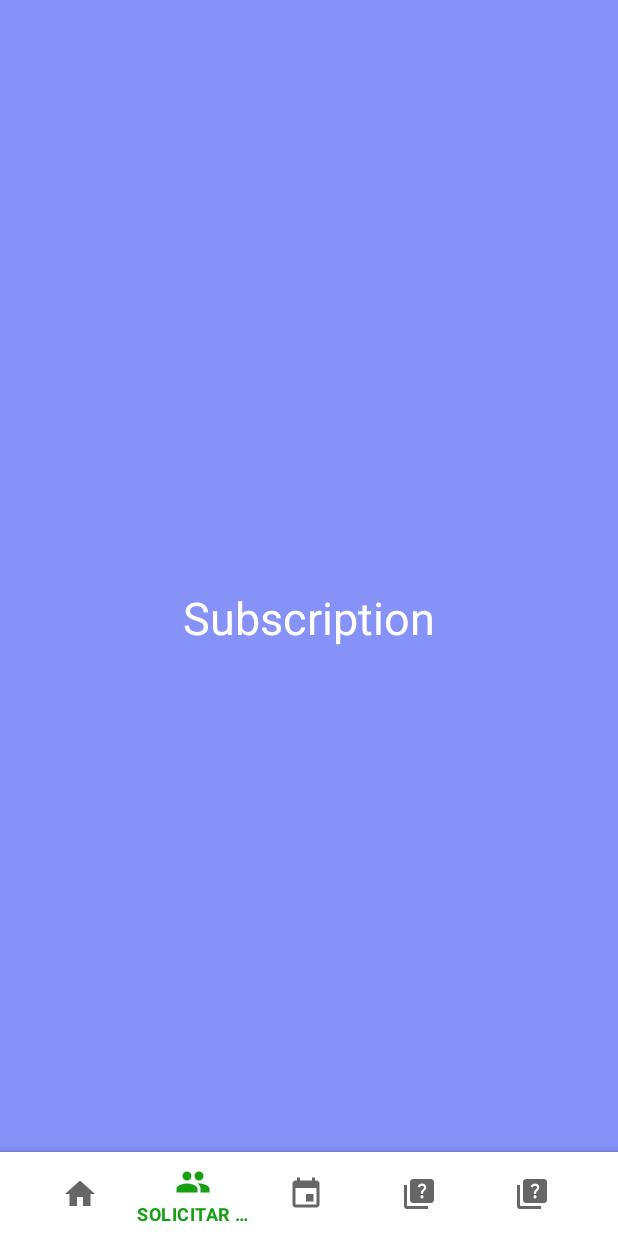
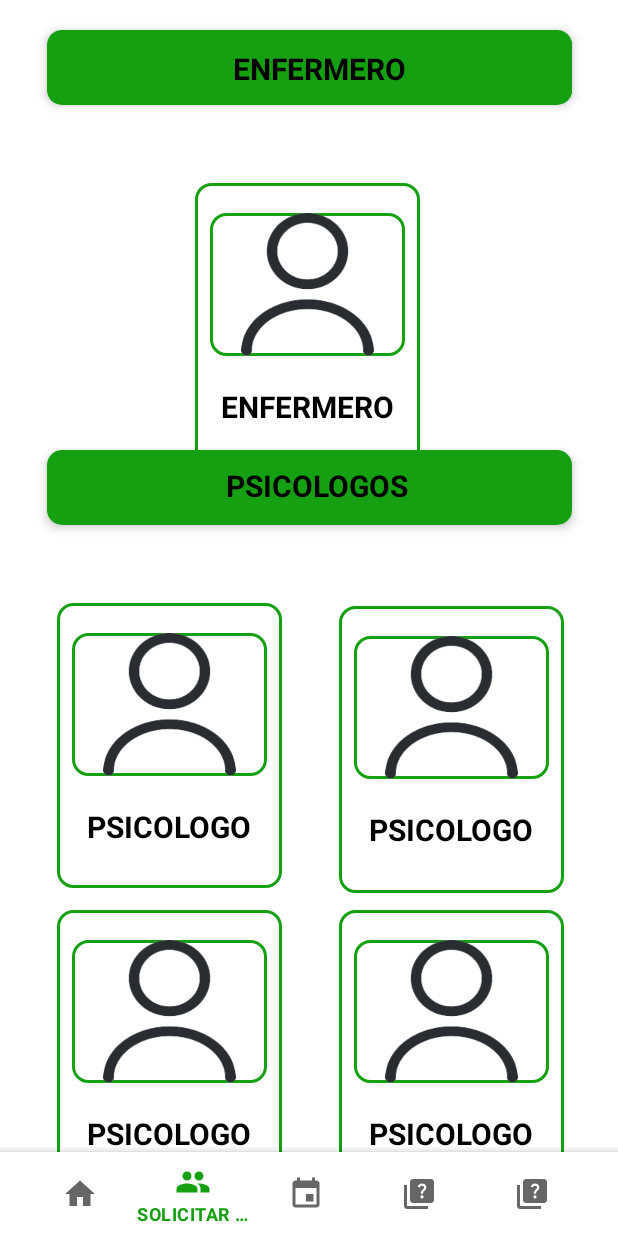
Before and after one commit to Miguel300l/Cap-Androidd, an Android app: the screen it shows after launch (MainActivity), item 2 of the bottom bar chosen, on a phone screen of 412 x 824 dp. Run offline under Robolectric (Android 15) with nearby library versions, the light colour scheme and no system bars.

Commit message:
psicologos y enfermeros

```diff
--- a/app/build.gradle
+++ b/app/build.gradle
@@ -34,7 +34,7 @@ android {
 dependencies {
 
     implementation 'androidx.appcompat:appcompat:1.6.1'
-    implementation 'com.google.android.material:material:1.8.0'
+    implementation 'com.google.android.material:material:1.9.0'
     implementation 'androidx.recyclerview:recyclerview-selection:1.1.0'
     implementation 'androidx.cardview:cardview:1.0.0'
     implementation 'androidx.constraintlayout:constraintlayout:2.1.4'
--- a/app/src/main/java/com/example/bottomnavigationdemo/SubscriptionFragment.java
+++ b/app/src/main/java/com/example/bottomnavigationdemo/SubscriptionFragment.java
@@ -14,6 +14,6 @@ public class SubscriptionFragment extends Fragment {
     public View onCreateView(LayoutInflater inflater, ViewGroup container,
                              Bundle savedInstanceState) {
         // Inflate the layout for this fragment
-        return inflater.inflate(R.layout.fragment_subscription, container, false);
+        return inflater.inflate(R.layout.fragment_psicologosyenfermeros, container, false);
     }
 }
--- /dev/null
+++ b/app/src/main/res/layout/fragment_psicologosyenfermeros.xml
@@ -0,0 +1,280 @@
+<?xml version="1.0" encoding="utf-8"?>
+<androidx.constraintlayout.widget.ConstraintLayout xmlns:android="http://schemas.android.com/apk/res/android"
+    xmlns:tools="http://schemas.android.com/tools"
+    xmlns:app="http://schemas.android.com/apk/res-auto"
+    android:layout_width="match_parent"
+    android:layout_height="match_parent"
+    android:background="@color/white"
+    tools:context=".HomeFragment">
+
+    <androidx.cardview.widget.CardView
+        android:id="@+id/card1"
+        android:layout_width="350dp"
+        android:layout_height="wrap_content"
+        android:layout_marginTop="20dp"
+        android:animateLayoutChanges="true"
+        android:orientation="vertical"
+        app:cardCornerRadius="10dp"
+        app:cardElevation="4dp"
+        app:layout_constraintLeft_toLeftOf="parent"
+        app:layout_constraintRight_toRightOf="parent"
+        app:layout_constraintTop_toTopOf="parent">
+
+        <RelativeLayout
+            android:layout_width="353dp"
+            android:layout_height="50dp"
+            android:background="@color/verde_claro"
+            android:padding="2dp">
+
+            <TextView
+                android:id="@+id/titleTv2"
+                android:layout_width="wrap_content"
+                android:layout_height="wrap_content"
+                android:layout_alignParentRight="true"
+                android:layout_marginTop="8dp"
+                android:layout_marginRight="110dp"
+                android:text="PSICOLOGOS"
+                android:textColor="@color/black"
+                android:textSize="20sp"
+                android:textStyle="bold" />
+
+            <RelativeLayout
+                android:layout_width="match_parent"
+                android:layout_height="50dp"
+                android:background="@color/verde_claro"
+                android:padding="2dp">
+
+                <TextView
+                    android:id="@+id/titleTv3"
+                    android:layout_width="wrap_content"
+                    android:layout_height="wrap_content"
+                    android:layout_alignParentRight="true"
+                    android:layout_marginTop="8dp"
+                    android:layout_marginRight="110dp"
+                    android:text="ENFERMERO"
+                    android:textColor="@color/black"
+                    android:textSize="20sp"
+                    android:textStyle="bold" />
+
+            </RelativeLayout>
+
+        </RelativeLayout>
+    </androidx.cardview.widget.CardView>
+
+
+
+    <LinearLayout
+        android:id="@+id/linearLayout1"
+        android:layout_width="150dp"
+        android:layout_height="190dp"
+        android:background="@drawable/border"
+        android:gravity="center_horizontal"
+        android:orientation="vertical"
+        app:layout_constraintBottom_toBottomOf="parent"
+        app:layout_constraintEnd_toEndOf="parent"
+        app:layout_constraintHorizontal_bias="0.497"
+        app:layout_constraintStart_toStartOf="parent"
+        app:layout_constraintTop_toTopOf="parent"
+        app:layout_constraintVertical_bias="0.192">
+
+        <ImageView
+            android:id="@+id/imgPsicologo1"
+            android:layout_width="130dp"
+            android:layout_height="95dp"
+            android:layout_gravity="center"
+            android:layout_margin="20dp"
+            android:background="@drawable/border"
+            android:src="@drawable/psicologo" />
+
+        <TextView
+            android:id="@+id/Nombre1"
+            android:layout_width="wrap_content"
+            android:layout_height="wrap_content"
+            android:layout_gravity="center"
+            android:text="ENFERMERO"
+            android:textColor="@color/black"
+            android:textSize="20sp"
+            android:textStyle="bold" />
+    </LinearLayout>
+
+
+    <androidx.cardview.widget.CardView
+        android:id="@+id/card2"
+        android:layout_width="350dp"
+        android:layout_height="wrap_content"
+        android:layout_marginTop="300dp"
+        android:animateLayoutChanges="true"
+        android:orientation="vertical"
+        app:cardCornerRadius="10dp"
+        app:cardElevation="4dp"
+        app:layout_constraintLeft_toLeftOf="parent"
+        app:layout_constraintRight_toRightOf="parent"
+        app:layout_constraintTop_toTopOf="parent">
+
+        <RelativeLayout
+            android:layout_width="353dp"
+            android:layout_height="50dp"
+            android:background="@color/verde_claro"
+            android:padding="2dp">
+
+            <TextView
+                android:id="@+id/titleTv"
+                android:layout_width="wrap_content"
+                android:layout_height="wrap_content"
+                android:layout_alignParentRight="true"
+                android:layout_marginTop="8dp"
+                android:layout_marginRight="110dp"
+                android:text="PSICOLOGOS"
+                android:textColor="@color/black"
+                android:textSize="20sp"
+                android:textStyle="bold"
+                tools:ignore="DuplicateIds" />
+
+        </RelativeLayout>
+    </androidx.cardview.widget.CardView>
+
+    <LinearLayout
+        android:id="@+id/linearLayout5"
+        android:layout_width="150dp"
+        android:layout_height="190dp"
+        android:layout_marginTop="350dp"
+        android:layout_marginEnd="185dp"
+        android:background="@drawable/border"
+        android:gravity="center_horizontal"
+        android:orientation="vertical"
+        app:layout_constraintBottom_toBottomOf="parent"
+        app:layout_constraintEnd_toEndOf="parent"
+        app:layout_constraintHorizontal_bias="0.493"
+        app:layout_constraintStart_toStartOf="parent"
+        app:layout_constraintTop_toTopOf="parent"
+        app:layout_constraintVertical_bias="0.183">
+
+        <ImageView
+            android:id="@+id/imgPsicologo5"
+            android:layout_width="130dp"
+            android:layout_height="95dp"
+            android:layout_gravity="center"
+            android:layout_margin="20dp"
+            android:background="@drawable/border"
+            android:src="@drawable/psicologo" />
+
+        <TextView
+            android:id="@+id/Nombre5"
+            android:layout_width="wrap_content"
+            android:layout_height="wrap_content"
+            android:layout_gravity="center"
+            android:text="PSICOLOGO"
+            android:textColor="@color/black"
+            android:textSize="20sp"
+            android:textStyle="bold" />
+    </LinearLayout>
+
+    <LinearLayout
+        android:id="@+id/linearLayout6"
+        android:layout_width="150dp"
+        android:layout_height="191dp"
+        android:layout_marginStart="190dp"
+        android:layout_marginTop="350dp"
+        android:background="@drawable/border"
+        android:gravity="center_horizontal"
+        android:orientation="vertical"
+        app:layout_constraintBottom_toBottomOf="parent"
+        app:layout_constraintEnd_toEndOf="parent"
+        app:layout_constraintHorizontal_bias="0.497"
+        app:layout_constraintStart_toStartOf="parent"
+        app:layout_constraintTop_toTopOf="parent"
+        app:layout_constraintVertical_bias="0.192">
+
+        <ImageView
+            android:id="@+id/imgPsicologo6"
+            android:layout_width="130dp"
+            android:layout_height="95dp"
+            android:layout_gravity="center"
+            android:layout_margin="20dp"
+            android:background="@drawable/border"
+            android:src="@drawable/psicologo" />
+
+        <TextView
+            android:id="@+id/Nombre6"
+            android:layout_width="wrap_content"
+            android:layout_height="wrap_content"
+            android:layout_gravity="center"
+            android:text="PSICOLOGO"
+            android:textColor="@color/black"
+            android:textSize="20sp"
+            android:textStyle="bold" />
+    </LinearLayout>
+
+    <LinearLayout
+        android:id="@+id/linearLayout7"
+        android:layout_width="150dp"
+        android:layout_height="190dp"
+        android:layout_marginTop="600dp"
+        android:layout_marginEnd="185dp"
+        android:background="@drawable/border"
+        android:gravity="center_horizontal"
+        android:orientation="vertical"
+        app:layout_constraintBottom_toBottomOf="parent"
+        app:layout_constraintEnd_toEndOf="parent"
+        app:layout_constraintHorizontal_bias="0.495"
+        app:layout_constraintStart_toStartOf="parent"
+        app:layout_constraintTop_toTopOf="parent"
+        app:layout_constraintVertical_bias="0.198">
+
+        <ImageView
+            android:id="@+id/imgPsicologo7"
+            android:layout_width="130dp"
+            android:layout_height="95dp"
+            android:layout_gravity="center"
+            android:layout_margin="20dp"
+            android:background="@drawable/border"
+            android:src="@drawable/psicologo" />
+
+        <TextView
+            android:id="@+id/Nombre7"
+            android:layout_width="wrap_content"
+            android:layout_height="wrap_content"
+            android:layout_gravity="center"
+            android:text="PSICOLOGO"
+            android:textColor="@color/black"
+            android:textSize="20sp"
+            android:textStyle="bold" />
+    </LinearLayout>
+
+    <LinearLayout
+        android:id="@+id/linearLayout8"
+        android:layout_width="150dp"
+        android:layout_height="190dp"
+        android:layout_marginStart="190dp"
+        android:layout_marginTop="600dp"
+        android:background="@drawable/border"
+        android:gravity="center_horizontal"
+        android:orientation="vertical"
+        app:layout_constraintBottom_toBottomOf="parent"
+        app:layout_constraintEnd_toEndOf="parent"
+        app:layout_constraintHorizontal_bias="0.497"
+        app:layout_constraintStart_toStartOf="parent"
+        app:layout_constraintTop_toTopOf="parent"
+        app:layout_constraintVertical_bias="0.192">
+
+        <ImageView
+            android:id="@+id/imgPsicologo8"
+            android:layout_width="130dp"
+            android:layout_height="95dp"
+            android:layout_gravity="center"
+            android:layout_margin="20dp"
+            android:background="@drawable/border"
+            android:src="@drawable/psicologo" />
+
+        <TextView
+            android:id="@+id/Nombre8"
+            android:layout_width="wrap_content"
+            android:layout_height="wrap_content"
+            android:layout_gravity="center"
+            android:text="PSICOLOGO"
+            android:textColor="@color/black"
+            android:textSize="20sp"
+            android:textStyle="bold" />
+    </LinearLayout>
+
+</androidx.constraintlayout.widget.ConstraintLayout>
--- a/app/src/main/res/layout/fragment_subscription.xml
+++ /dev/null
@@ -1,18 +0,0 @@
-<?xml version="1.0" encoding="utf-8"?>
-<FrameLayout xmlns:android="http://schemas.android.com/apk/res/android"
-    xmlns:tools="http://schemas.android.com/tools"
-    android:layout_width="match_parent"
-    android:layout_height="match_parent"
-    android:background="@color/lavender"
-    tools:context=".HomeFragment">
-
-    <!-- TODO: Update blank fragment layout -->
-    <TextView
-        android:layout_width="match_parent"
-        android:layout_height="match_parent"
-        android:text="Subscription"
-        android:gravity="center"
-        android:textSize="30sp"
-        android:textColor="@color/white" />
-
-</FrameLayout>
```
Also changed, not shown: app/src/main/res/drawable/psicologo.png (added).
